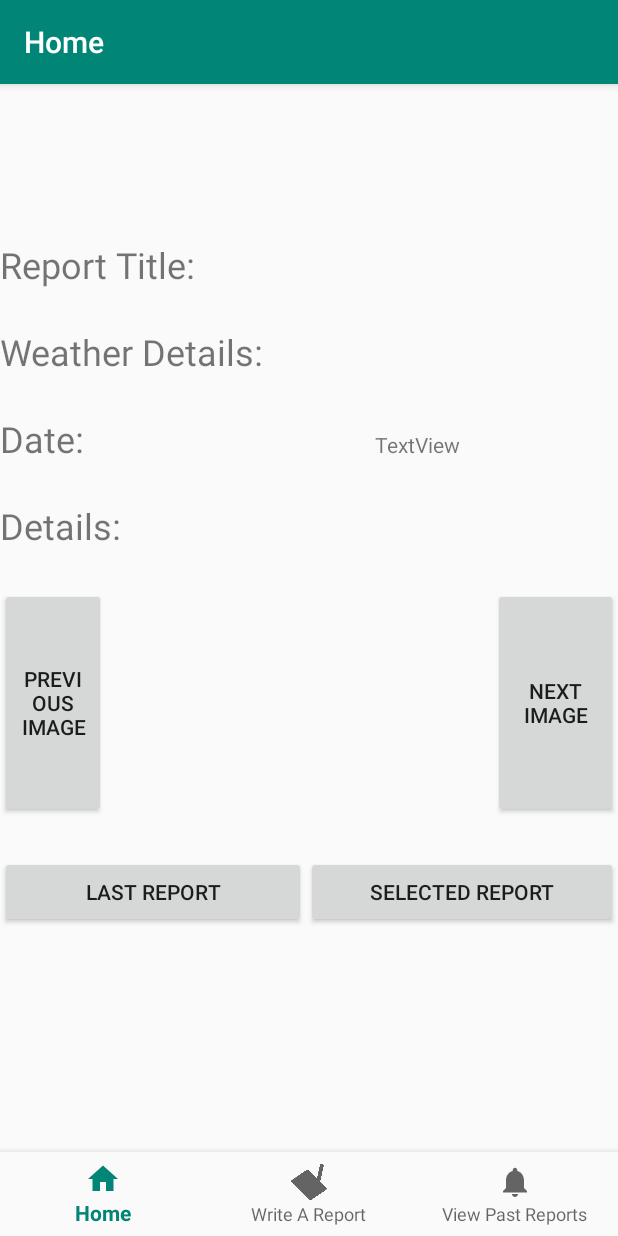
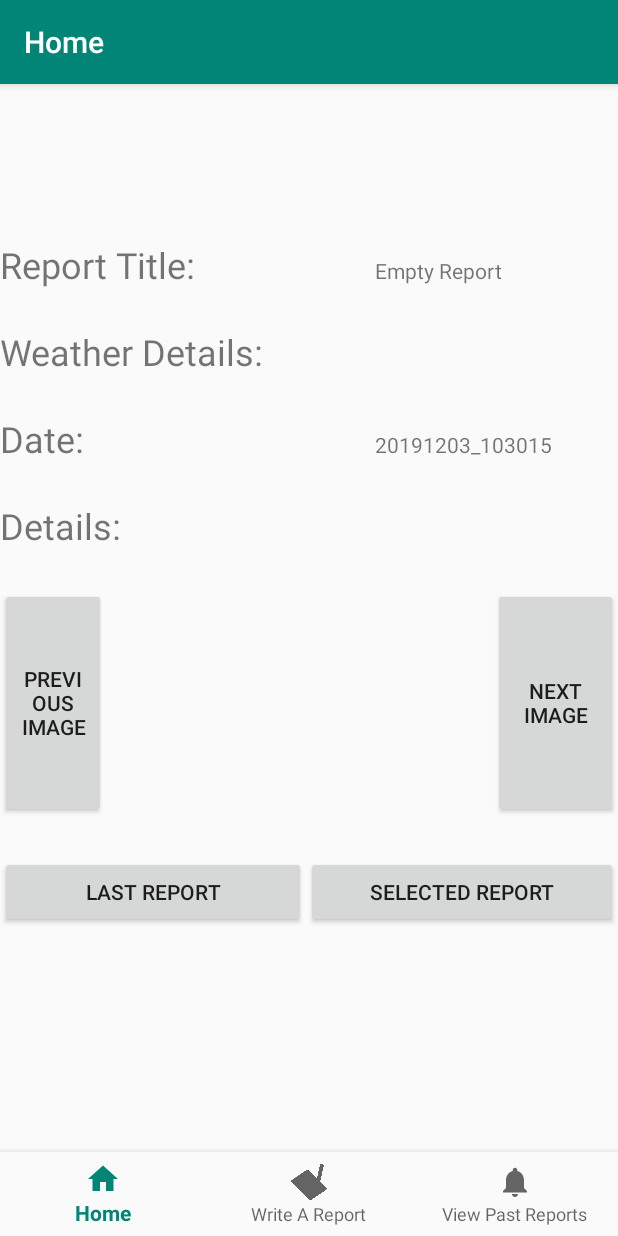
Before and after one commit to Beradd22/SoftwareEngineeringFinalProject, an Android app: the screen it shows after launch (MainActivity), after a tap on "LAST REPORT", on a phone screen of 412 x 824 dp. Run offline under Robolectric (Android 15) with nearby library versions, the phone set to English and light mode, and no system bars; our stand-ins replace Volley, navigation-ui.

Commit message:
Updated home frag and report

```diff
--- a/app/src/main/java/com/example/softwareengineeringcode/Report.java
+++ b/app/src/main/java/com/example/softwareengineeringcode/Report.java
@@ -19,7 +19,7 @@ public class Report {
     String dateTime;
 
     public Report() {
-        this.title = "";
+        this.title = "Empty Report";
         this.pictures = new ArrayList<>();
         this.details = "";
         this.wType = "";
@@ -50,6 +50,8 @@ public class Report {
         this.wType = wType;
     }
 
+    public String getwType() { return wType; }
+
     public void setLocation(String location) {
         this.location = location;
     }
--- a/app/src/main/java/com/example/softwareengineeringcode/ui/home/HomeFragment.java
+++ b/app/src/main/java/com/example/softwareengineeringcode/ui/home/HomeFragment.java
@@ -51,9 +51,16 @@ public class HomeFragment extends Fragment {
         @Override
         public void onClick(View v){
             Report tempReport = ((MainActivity)getActivity()).getAccessDB().getNewestReport();
+
             reportTitle.setText(tempReport.getTitle());
             reportDets.setText(tempReport.getDetails());
-            weatherDets.setText("");
+            weatherDets.setText(tempReport.getwType());
+            Date.setText(tempReport.getDateTime());
+
+            if (tempReport.getPictures().size() > 0) {
+
+            }
+
 
         }
     };
```
